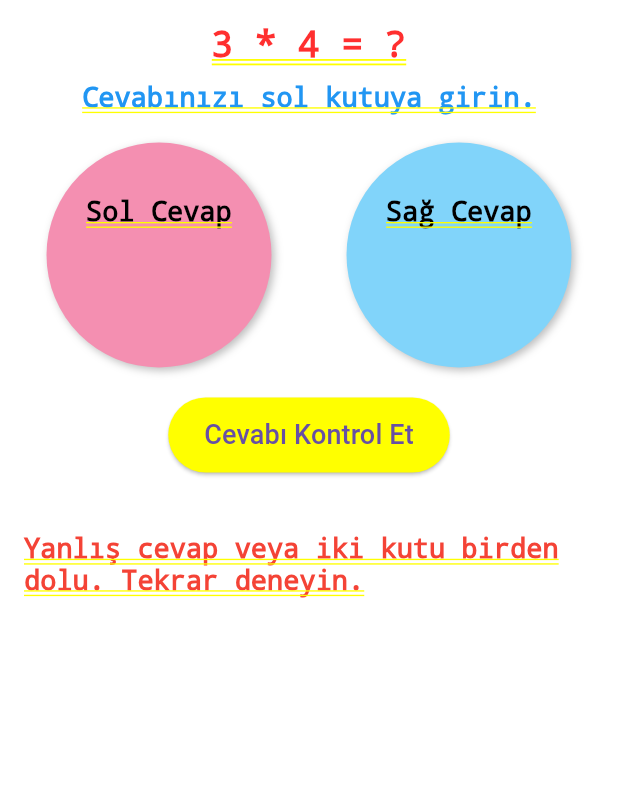
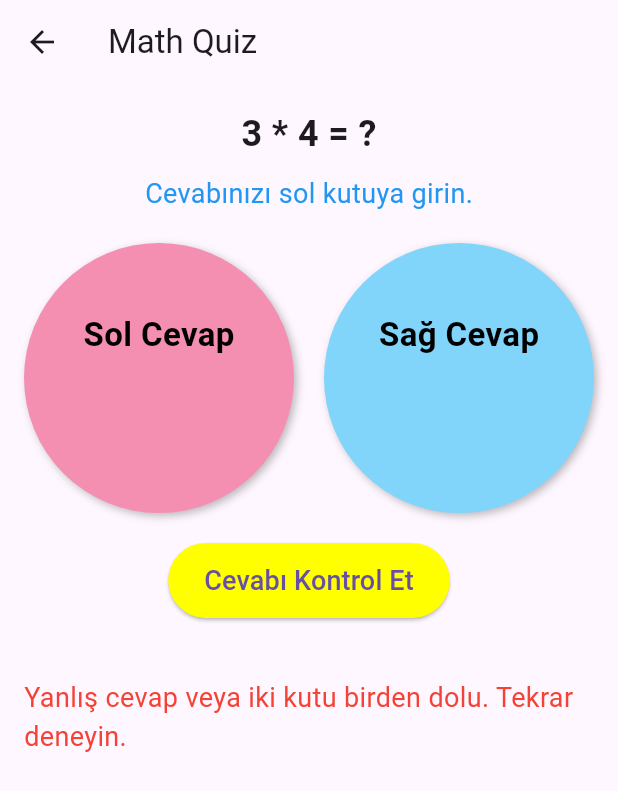
Before and after one commit to umitbasakk/teknofest, a Flutter app: the MathQuiz screen opened by its route, after a tap on "Cevabı Kontrol Et", on a phone screen of 412 x 824 dp. Shown: the top 791 px of the screen. Run offline on Flutter 3.47's test engine with Material 3 defaults, Android fonts, the phone set to English and light mode, and no system bars; our stand-ins replace flutter_dotenv, supabase_flutter; accounts and stored records are empty.

Commit message:
Update diskalkuli3.dart

```diff
--- a/roof/lib/etkinlik_sorulari/diskalkuli3.dart
+++ b/roof/lib/etkinlik_sorulari/diskalkuli3.dart
@@ -1,6 +1,4 @@
 import 'package:flutter/material.dart';
-
-
 
 class MathQuiz extends StatefulWidget {
   const MathQuiz({super.key});
@@ -25,7 +23,7 @@
     {'left': 8, 'right': 5, 'operation': '*', 'answerPosition': 'right'},
     {'left': 9, 'right': 3, 'operation': '/', 'answerPosition': 'left'},
     {'left': 7, 'right': 5, 'operation': '*', 'answerPosition': 'left'},
-    // Add more questions as needed
+    // Daha fazla soru ekleyin
   ];
 
   @override
@@ -44,7 +42,9 @@
 
       _question = '$leftNumber $operation $rightNumber = ?';
       _answerPosition = answerPosition;
-      _positionMessage = _answerPosition == 'left' ? 'Cevabınızı sol kutuya girin.' : 'Cevabınızı sağ kutuya girin.';
+      _positionMessage = _answerPosition == 'left'
+          ? 'Cevabınızı sol kutuya girin.'
+          : 'Cevabınızı sağ kutuya girin.';
 
       setState(() {
         _isAnswerCorrect = false;
@@ -61,18 +61,23 @@
     final leftNumber = question['left'];
     final rightNumber = question['right'];
     final operation = question['operation'];
-    final correctAnswer = operation == '*'
-        ? leftNumber * rightNumber
-        : leftNumber ~/ rightNumber;
+    final correctAnswer =
+        operation == '*' ? leftNumber * rightNumber : leftNumber ~/ rightNumber;
 
     final leftAnswer = _leftController.text.trim();
     final rightAnswer = _rightController.text.trim();
 
-    final isLeftCorrect = leftAnswer.isNotEmpty && _answerPosition == 'left' && int.tryParse(leftAnswer) == correctAnswer;
-    final isRightCorrect = rightAnswer.isNotEmpty && _answerPosition == 'right' && int.tryParse(rightAnswer) == correctAnswer;
+    final isLeftCorrect = leftAnswer.isNotEmpty &&
+        _answerPosition == 'left' &&
+        int.tryParse(leftAnswer) == correctAnswer;
+    final isRightCorrect = rightAnswer.isNotEmpty &&
+        _answerPosition == 'right' &&
+        int.tryParse(rightAnswer) == correctAnswer;
 
-    // Ensure only one field is filled
-    final isSingleFieldFilled = (leftAnswer.isNotEmpty && rightAnswer.isEmpty) || (leftAnswer.isEmpty && rightAnswer.isNotEmpty);
+    // Sadece bir alanın dolu olduğundan emin olun
+    final isSingleFieldFilled =
+        (leftAnswer.isNotEmpty && rightAnswer.isEmpty) ||
+            (leftAnswer.isEmpty && rightAnswer.isNotEmpty);
 
     if ((isLeftCorrect || isRightCorrect) && isSingleFieldFilled) {
       setState(() {
@@ -96,28 +101,34 @@
 
   @override
   Widget build(BuildContext context) {
-    return SingleChildScrollView(
+    return Scaffold(
+      appBar: AppBar(
+        title: const Text('Math Quiz'),
+      ),
+      body: SingleChildScrollView(
         child: Padding(
-        padding: EdgeInsets.all(16.0),
+          padding: const EdgeInsets.all(16.0),
           child: Column(
             mainAxisAlignment: MainAxisAlignment.center,
             children: <Widget>[
               Text(
                 _question,
-              style: TextStyle(fontSize: 24, fontWeight: FontWeight.bold),
+                style:
+                    const TextStyle(fontSize: 24, fontWeight: FontWeight.bold),
               ),
-            SizedBox(height: 10),
+              const SizedBox(height: 10),
               Text(
                 _positionMessage,
-              style: TextStyle(fontSize: 18, color: Colors.blue),
+                style: const TextStyle(fontSize: 18, color: Colors.blue),
               ),
-            SizedBox(height: 20),
+              const SizedBox(height: 20),
               Row(
-              mainAxisAlignment: MainAxisAlignment.spaceBetween,
                 children: <Widget>[
                   Expanded(
-                  child: Container(
-                    height: 150,
+                    child: Column(
+                      children: <Widget>[
+                        Container(
+                          height: 180, // Boyutu artırdık
                           decoration: BoxDecoration(
                             color: Colors.pink[200],
                             shape: BoxShape.circle,
@@ -125,7 +136,7 @@
                               BoxShadow(
                                 color: Colors.black26,
                                 blurRadius: 4,
-                          offset: Offset(2, 2),
+                                offset: const Offset(2, 2),
                               ),
                             ],
                           ),
@@ -133,34 +144,41 @@
                             child: Column(
                               mainAxisAlignment: MainAxisAlignment.center,
                               children: <Widget>[
-                          Text(
+                                const Text(
                                   'Sol Cevap',
                                   style: TextStyle(
-                              fontSize: 18,
+                                    fontSize: 22, // Yazı boyutunu artırdık
                                     color: Colors.black,
                                     fontWeight: FontWeight.bold,
                                   ),
                                 ),
-                          SizedBox(height: 10),
+                                const SizedBox(height: 10),
                                 TextField(
                                   controller: _leftController,
-                            decoration: InputDecoration(
+                                  decoration: const InputDecoration(
                                     border: InputBorder.none,
                                     fillColor: Colors.transparent,
                                   ),
                                   keyboardType: TextInputType.number,
-                            style: TextStyle(color: Colors.black),
+                                  style: const TextStyle(
+                                    color: Colors.black,
+                                    fontSize: 20, // Yazı boyutunu artırdık
+                                  ),
                                   textAlign: TextAlign.center,
                                 ),
                               ],
                             ),
                           ),
                         ),
+                      ],
                     ),
-                SizedBox(width: 20),
+                  ),
+                  const SizedBox(width: 20),
                   Expanded(
-                  child: Container(
-                    height: 150,
+                    child: Column(
+                      children: <Widget>[
+                        Container(
+                          height: 180, // Boyutu artırdık
                           decoration: BoxDecoration(
                             color: Colors.lightBlue[200],
                             shape: BoxShape.circle,
@@ -168,7 +186,7 @@
                               BoxShadow(
                                 color: Colors.black26,
                                 blurRadius: 4,
-                          offset: Offset(2, 2),
+                                offset: const Offset(2, 2),
                               ),
                             ],
                           ),
@@ -176,63 +194,76 @@
                             child: Column(
                               mainAxisAlignment: MainAxisAlignment.center,
                               children: <Widget>[
-                          Text(
+                                const Text(
                                   'Sağ Cevap',
                                   style: TextStyle(
-                              fontSize: 18,
+                                    fontSize: 22, // Yazı boyutunu artırdık
                                     color: Colors.black,
                                     fontWeight: FontWeight.bold,
                                   ),
                                 ),
-                          SizedBox(height: 10),
+                                const SizedBox(height: 10),
                                 TextField(
                                   controller: _rightController,
-                            decoration: InputDecoration(
+                                  decoration: const InputDecoration(
                                     border: InputBorder.none,
                                     fillColor: Colors.transparent,
                                   ),
                                   keyboardType: TextInputType.number,
-                            style: TextStyle(color: Colors.black),
+                                  style: const TextStyle(
+                                    color: Colors.black,
+                                    fontSize: 20, // Yazı boyutunu artırdık
+                                  ),
                                   textAlign: TextAlign.center,
                                 ),
                               ],
                             ),
                           ),
                         ),
+                      ],
+                    ),
                   ),
                 ],
               ),
-            SizedBox(height: 20),
+              const SizedBox(height: 20),
               ElevatedButton(
                 onPressed: _checkAnswer,
                 style: ElevatedButton.styleFrom(
                   backgroundColor: Colors.yellowAccent,
-                padding: EdgeInsets.symmetric(vertical: 12, horizontal: 24),
+                  padding:
+                      const EdgeInsets.symmetric(vertical: 12, horizontal: 24),
                 ),
-              child: Text(
+                child: const Text(
                   'Cevabı Kontrol Et',
                   style: TextStyle(fontSize: 18),
                 ),
               ),
-            SizedBox(height: 20),
+              const SizedBox(height: 20),
               if (_isAnswerCorrect)
                 ElevatedButton(
                   onPressed: _nextQuestion,
                   style: ElevatedButton.styleFrom(
                     backgroundColor: Colors.greenAccent,
-                  padding: EdgeInsets.symmetric(vertical: 12, horizontal: 24),
+                    padding: const EdgeInsets.symmetric(
+                        vertical: 12, horizontal: 24),
                   ),
-                child: Text(
+                  child: const Text(
                     'Sonraki Soru',
                     style: TextStyle(fontSize: 18),
                   ),
                 ),
-            SizedBox(height: 20),
+              const SizedBox(height: 20),
               Text(
                 _message,
-              style: TextStyle(fontSize: 18, color: _message.contains('Tebrikler') ? Colors.green : Colors.red),
+                style: TextStyle(
+                  fontSize: 18,
+                  color: _message.contains('Tebrikler')
+                      ? Colors.green
+                      : Colors.red,
+                ),
               ),
             ],
+          ),
         ),
       ),
     );
```
Lines whose indentation alone changed are shown as unchanged.
